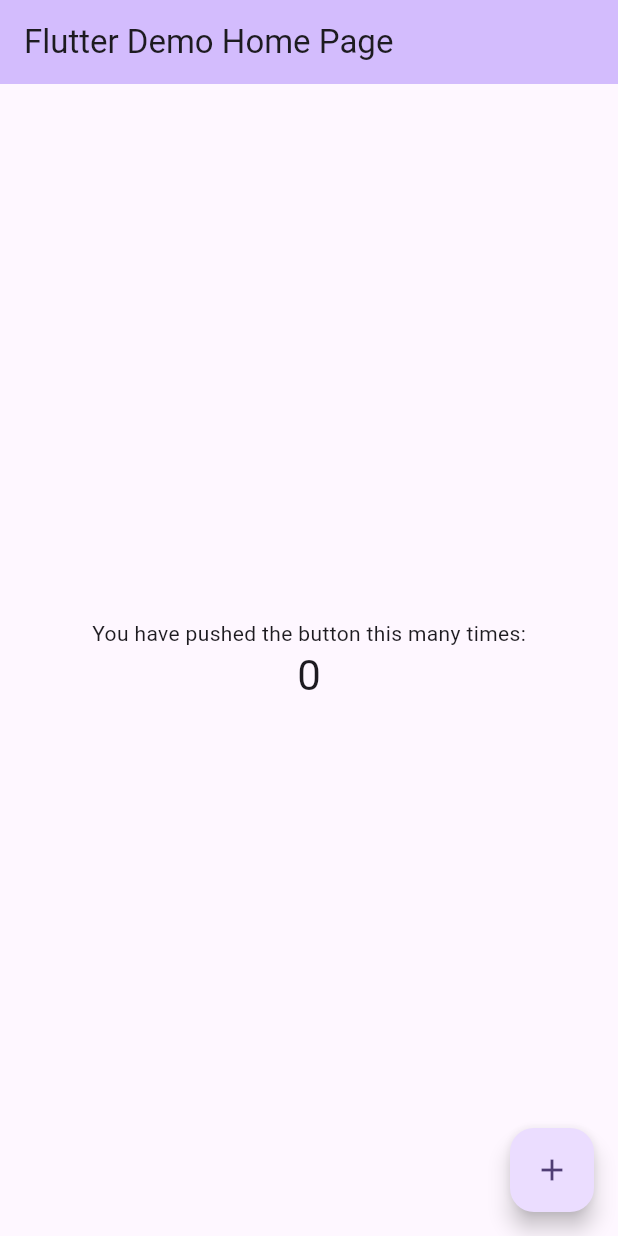
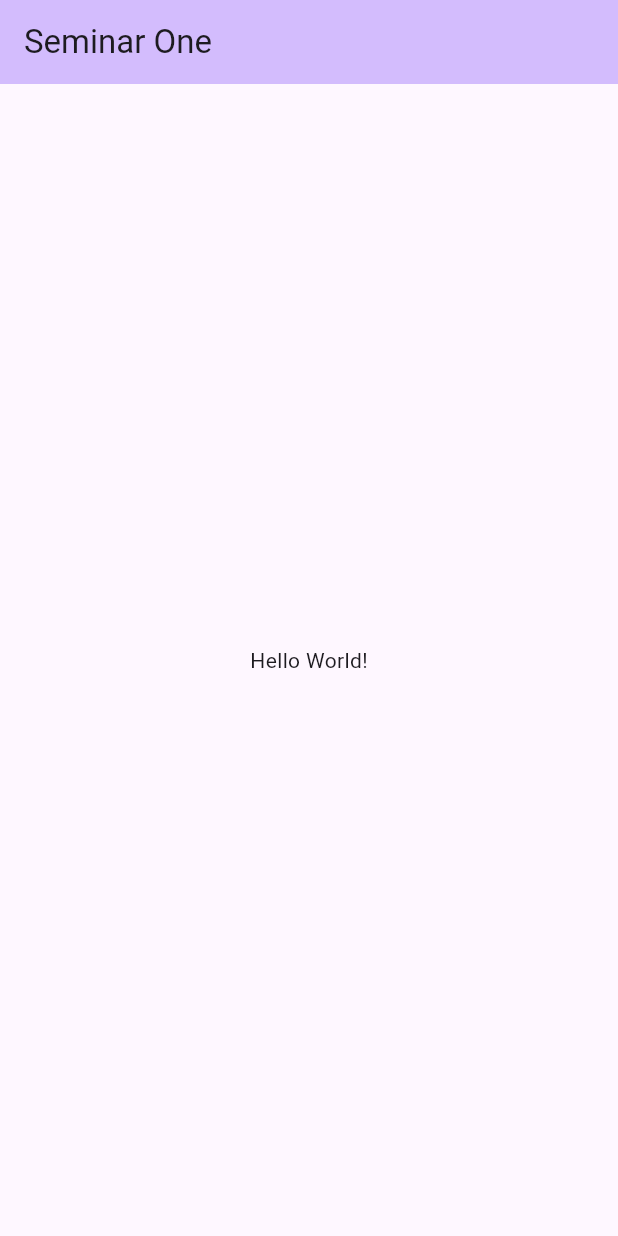
Before and after one commit to prahlad1231/seminar-one-project, a Flutter app: the screen it shows after launch, on a phone screen of 412 x 824 dp. Run offline on Flutter 3.47's test engine with Material 3 defaults, Android fonts, the phone set to English and light mode, and no system bars.

Commit message:
minor changes

```diff
--- a/seminarone_mobile_flutter/lib/main.dart
+++ b/seminarone_mobile_flutter/lib/main.dart
@@ -7,46 +7,21 @@
 class MyApp extends StatelessWidget {
   const MyApp({super.key});
 
-  // This widget is the root of your application.
   @override
   Widget build(BuildContext context) {
     return MaterialApp(
-      title: 'Flutter Demo',
+      title: 'Seminar One Mobile App',
       theme: ThemeData(
-        // This is the theme of your application.
-        //
-        // TRY THIS: Try running your application with "flutter run". You'll see
-        // the application has a purple toolbar. Then, without quitting the app,
-        // try changing the seedColor in the colorScheme below to Colors.green
-        // and then invoke "hot reload" (save your changes or press the "hot
-        // reload" button in a Flutter-supported IDE, or press "r" if you used
-        // the command line to start the app).
-        //
-        // Notice that the counter didn't reset back to zero; the application
-        // state is not lost during the reload. To reset the state, use hot
-        // restart instead.
-        //
-        // This works for code too, not just values: Most code changes can be
-        // tested with just a hot reload.
         colorScheme: ColorScheme.fromSeed(seedColor: Colors.deepPurple),
         useMaterial3: true,
       ),
-      home: const MyHomePage(title: 'Flutter Demo Home Page'),
+      home: const MyHomePage(title: 'Seminar One'),
     );
   }
 }
 
 class MyHomePage extends StatefulWidget {
   const MyHomePage({super.key, required this.title});
-
-  // This widget is the home page of your application. It is stateful, meaning
-  // that it has a State object (defined below) that contains fields that affect
-  // how it looks.
-
-  // This class is the configuration for the state. It holds the values (in this
-  // case the title) provided by the parent (in this case the App widget) and
-  // used by the build method of the State. Fields in a Widget subclass are
-  // always marked "final".
 
   final String title;
 
@@ -55,71 +30,23 @@
 }
 
 class _MyHomePageState extends State<MyHomePage> {
-  int _counter = 0;
-
-  void _incrementCounter() {
-    setState(() {
-      // This call to setState tells the Flutter framework that something has
-      // changed in this State, which causes it to rerun the build method below
-      // so that the display can reflect the updated values. If we changed
-      // _counter without calling setState(), then the build method would not be
-      // called again, and so nothing would appear to happen.
-      _counter++;
-    });
-  }
-
   @override
   Widget build(BuildContext context) {
-    // This method is rerun every time setState is called, for instance as done
-    // by the _incrementCounter method above.
-    //
-    // The Flutter framework has been optimized to make rerunning build methods
-    // fast, so that you can just rebuild anything that needs updating rather
-    // than having to individually change instances of widgets.
     return Scaffold(
       appBar: AppBar(
-        // TRY THIS: Try changing the color here to a specific color (to
-        // Colors.amber, perhaps?) and trigger a hot reload to see the AppBar
-        // change color while the other colors stay the same.
         backgroundColor: Theme.of(context).colorScheme.inversePrimary,
-        // Here we take the value from the MyHomePage object that was created by
-        // the App.build method, and use it to set our appbar title.
         title: Text(widget.title),
       ),
-      body: Center(
-        // Center is a layout widget. It takes a single child and positions it
-        // in the middle of the parent.
+      body: const Center(
         child: Column(
-          // Column is also a layout widget. It takes a list of children and
-          // arranges them vertically. By default, it sizes itself to fit its
-          // children horizontally, and tries to be as tall as its parent.
-          //
-          // Column has various properties to control how it sizes itself and
-          // how it positions its children. Here we use mainAxisAlignment to
-          // center the children vertically; the main axis here is the vertical
-          // axis because Columns are vertical (the cross axis would be
-          // horizontal).
-          //
-          // TRY THIS: Invoke "debug painting" (choose the "Toggle Debug Paint"
-          // action in the IDE, or press "p" in the console), to see the
-          // wireframe for each widget.
           mainAxisAlignment: MainAxisAlignment.center,
           children: <Widget>[
-            const Text(
-              'You have pushed the button this many times:',
-            ),
             Text(
-              '$_counter',
-              style: Theme.of(context).textTheme.headlineMedium,
+              'Hello World!',
             ),
           ],
         ),
       ),
-      floatingActionButton: FloatingActionButton(
-        onPressed: _incrementCounter,
-        tooltip: 'Increment',
-        child: const Icon(Icons.add),
-      ), // This trailing comma makes auto-formatting nicer for build methods.
     );
   }
 }
```
